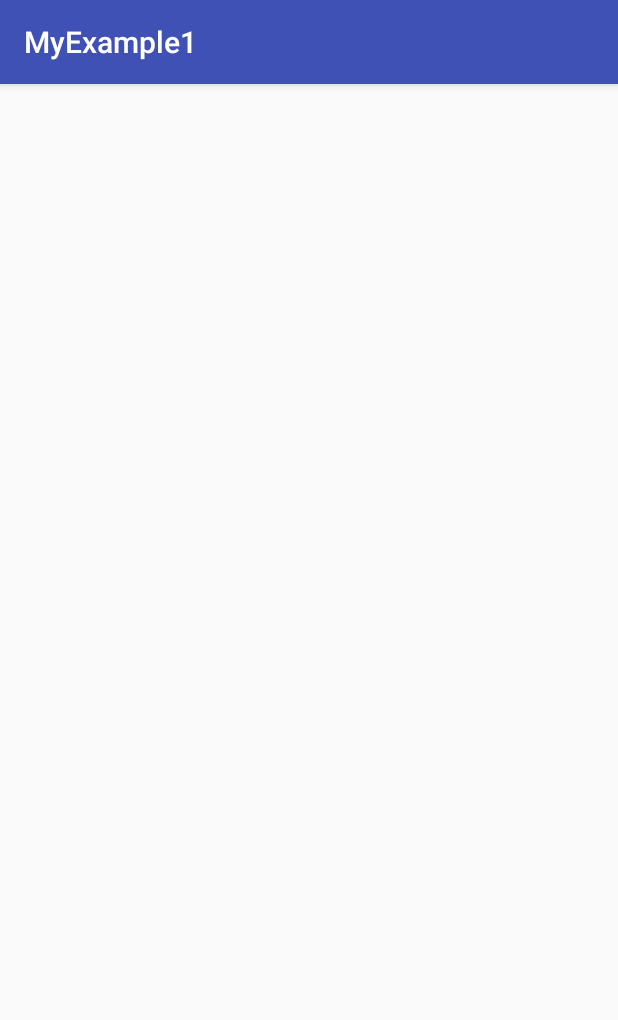
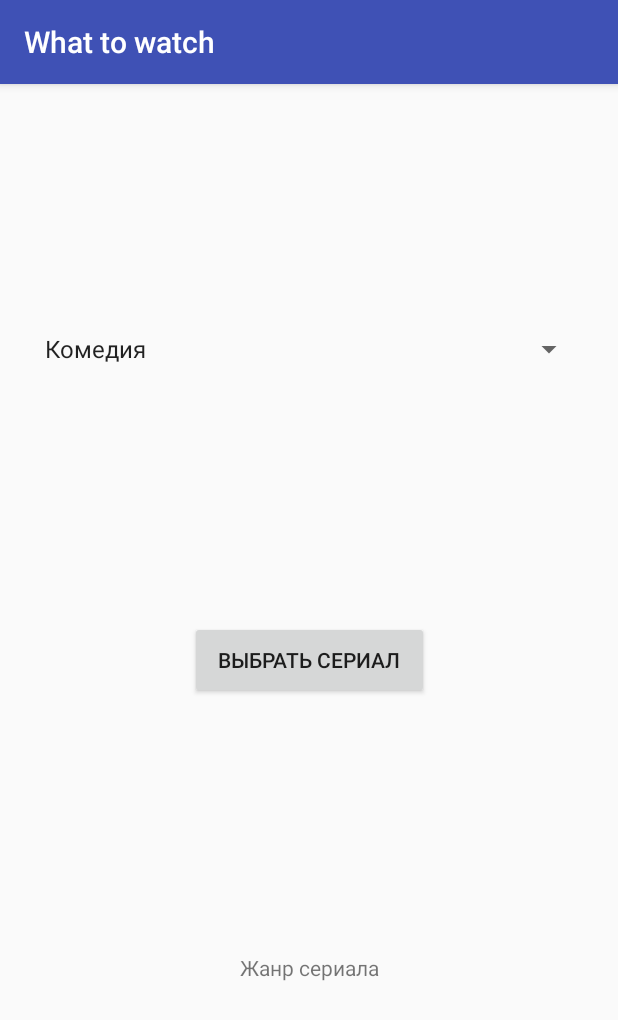
Before and after one commit to Feuway/android-learning_old, an Android app: the screen it shows after launch (MainActivity), on a phone screen of 412 x 824 dp. Shown: the top 1020 px of the screen. Run offline under Robolectric (Android 15) with nearby library versions, the phone set to English and light mode, and no system bars.

Commit message:
complete practice

```diff
--- a/app/src/main/res/layout/activity_main.xml
+++ b/app/src/main/res/layout/activity_main.xml
@@ -6,4 +6,39 @@
     android:layout_height="match_parent"
     tools:context="ru.limtu.myexample1.MainActivity">
 
+    <TextView
+        android:id="@+id/genre"
+        android:layout_width="wrap_content"
+        android:layout_height="wrap_content"
+        android:text="@string/genre"
+        app:layout_constraintBottom_toBottomOf="parent"
+        app:layout_constraintEnd_toEndOf="parent"
+        app:layout_constraintHorizontal_bias="0.5"
+        app:layout_constraintStart_toStartOf="parent"
+        app:layout_constraintTop_toBottomOf="@+id/choose" />
+
+    <Button
+        android:id="@+id/choose"
+        android:layout_width="159dp"
+        android:layout_height="52dp"
+        android:text="@string/choose"
+        android:onClick="onClickChooseSeries"
+        app:layout_constraintBottom_toTopOf="@+id/genre"
+        app:layout_constraintEnd_toEndOf="parent"
+        app:layout_constraintHorizontal_bias="0.5"
+        app:layout_constraintStart_toStartOf="parent"
+        app:layout_constraintTop_toBottomOf="@+id/spinner" />
+
+    <Spinner
+        android:id="@+id/spinner"
+        android:entries="@array/choose_genre"
+        android:layout_width="368dp"
+        android:layout_height="wrap_content"
+        android:layout="@+id/choose"
+        app:layout_constraintBottom_toBottomOf="parent"
+        app:layout_constraintEnd_toEndOf="parent"
+        app:layout_constraintStart_toStartOf="parent"
+        app:layout_constraintTop_toTopOf="parent"
+        app:layout_constraintVertical_bias="0.221" />
+
 </android.support.constraint.ConstraintLayout>
--- a/app/src/main/res/values/strings.xml
+++ b/app/src/main/res/values/strings.xml
@@ -1,3 +1,13 @@
 <resources>
-    <string name="app_name">MyExample1</string>
+    <string name="app_name">What to watch</string>
+
+    <string name="choose">Выбрать сериал</string>
+    <string name="genre">Жанр сериала</string>
+    <string-array name="choose_genre">
+        <item>Комедия</item>
+        <item>Фэнтези</item>
+        <item>Ужасы</item>
+        <item>Фантастика</item>
+        <item>Криминал</item>
+    </string-array>
 </resources>
```
Also changed, not shown: app/src/main/java/ru/limtu/myexample1/MainActivity.java (+22 -0 lines), app/src/main/java/ru/limtu/myexample1/SeriesList.java (added, +29 -0 lines), app/src/main/res/layout/second_layout.xml (added, +15 -0 lines).
